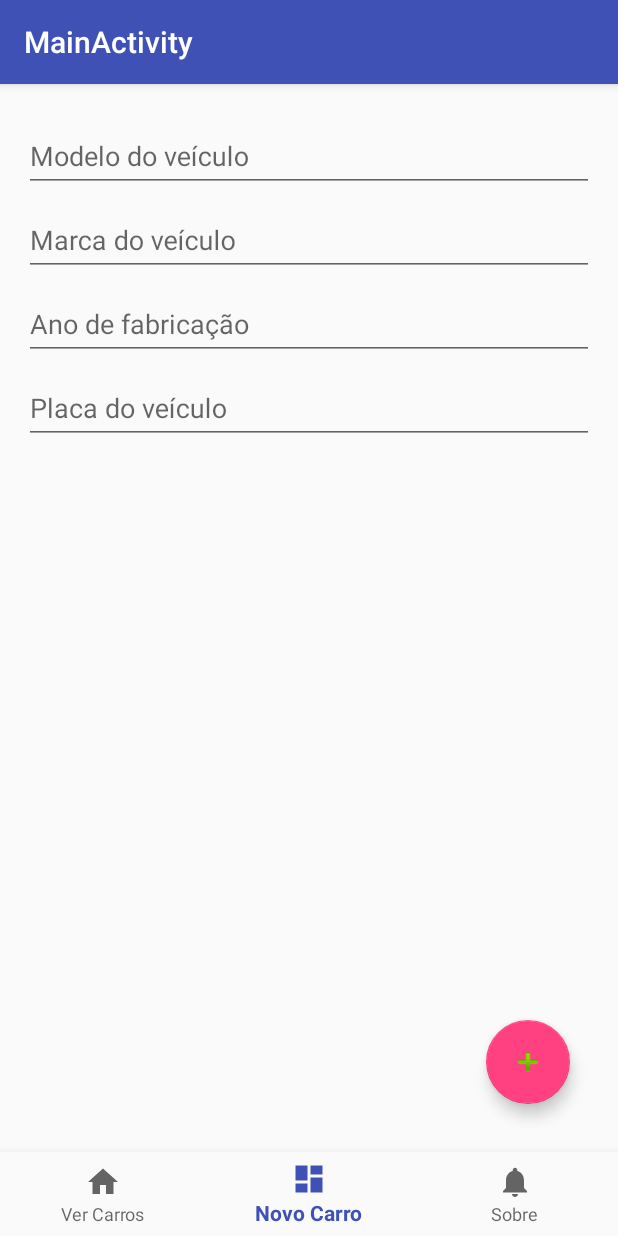
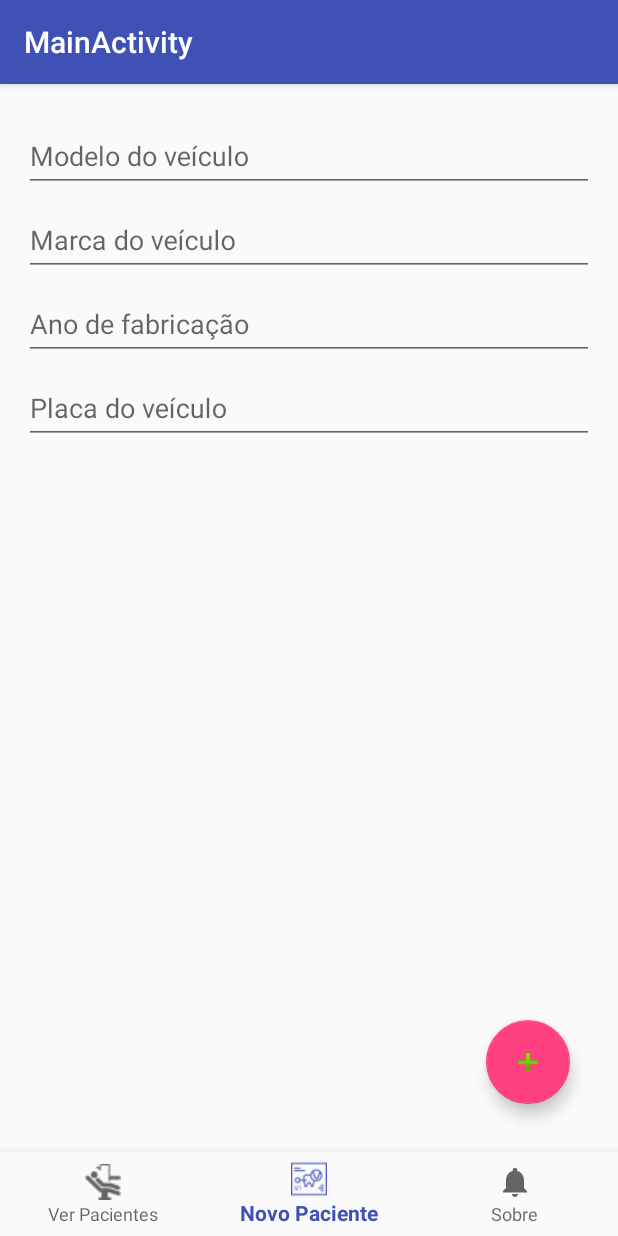
Before and after one commit to Capolupo/OdontoVip, an Android app: the MainActivity screen opened directly, with no data from a screen before it, item 2 of the bottom bar chosen, on a phone screen of 412 x 824 dp. Run offline under Robolectric (Android 15) with nearby library versions, the phone set to English and light mode, and no system bars.

Commit message:
novos icones para navigation

```diff
--- a/app/src/main/res/layout/activity_main.xml
+++ b/app/src/main/res/layout/activity_main.xml
@@ -5,7 +5,7 @@
     android:id="@+id/container"
     android:layout_width="match_parent"
     android:layout_height="match_parent"
-    tools:context="com.example.logonpf.carros.ui.main.MainActivity">
+    tools:context="br.com.pkodontovip.ui.main.MainActivity">
 
     <FrameLayout
         android:layout_width="match_parent"
--- a/app/src/main/res/menu/navigation.xml
+++ b/app/src/main/res/menu/navigation.xml
@@ -3,13 +3,13 @@
 
     <item
         android:id="@+id/navigation_lista"
-        android:icon="@drawable/ic_home_black_24dp"
-        android:title="Ver Carros" />
+        android:icon="@drawable/pacients"
+        android:title="Ver Pacientes" />
 
     <item
         android:id="@+id/navigation_novo"
-        android:icon="@drawable/ic_dashboard_black_24dp"
-        android:title="Novo Carro" />
+        android:icon="@drawable/newpacient"
+        android:title="Novo Paciente" />
 
     <item
         android:id="@+id/navigation_sobre"
```
Also changed, not shown: app/src/main/res/drawable/newpacient.png (added), app/src/main/res/drawable/newpacient1.png (added), app/src/main/res/drawable/pacients.png (added).
